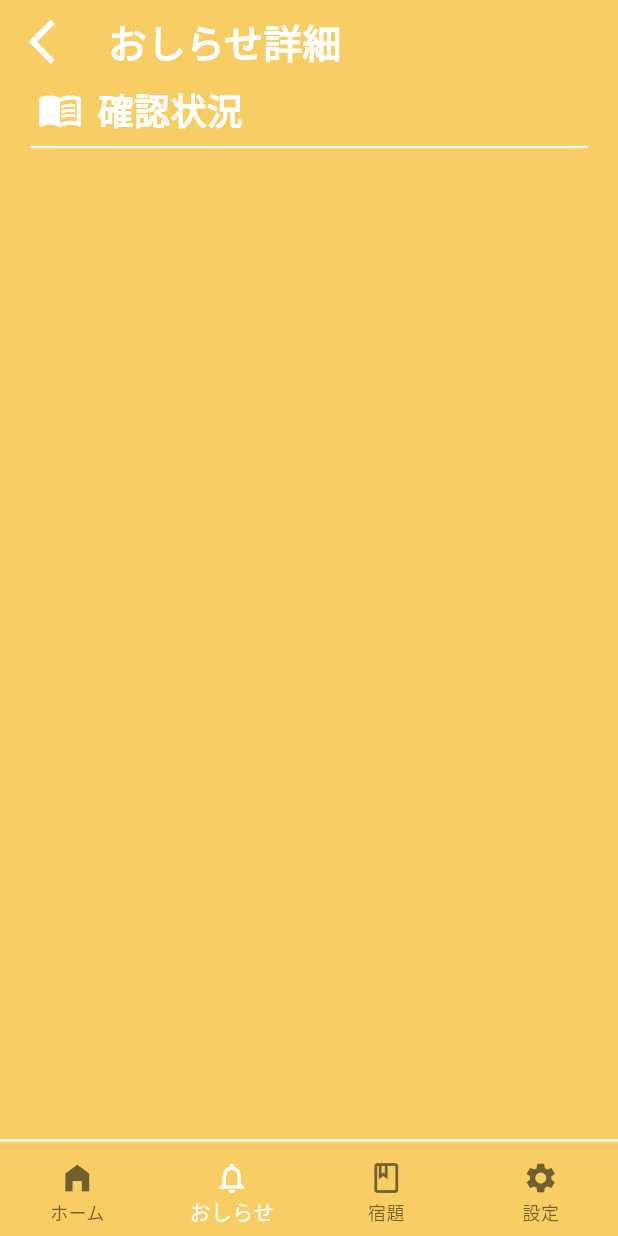
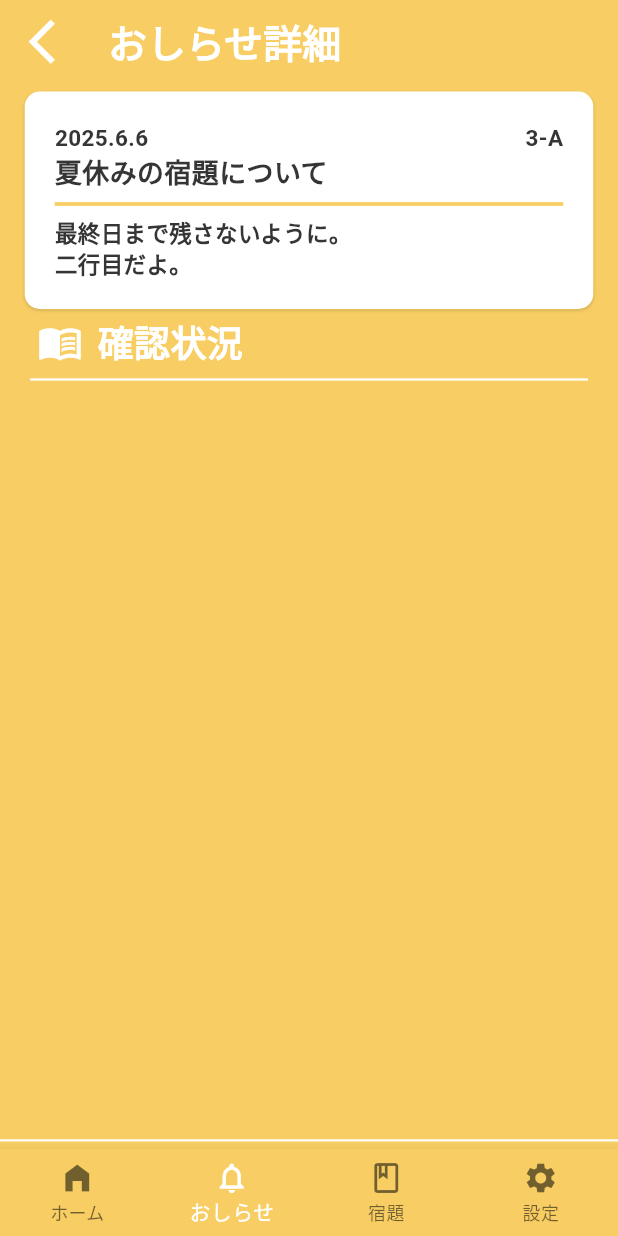
Before and after one commit to yadu2222/juninry, a Flutter app: the screen it shows after launch, on a phone screen of 412 x 824 dp. Run offline on Flutter 3.47's test engine with Material 3 defaults, Android fonts, the phone set to English and light mode, and no system bars; our stand-ins replace camera, go_router; Roboto replaces fonts that are missing (Noto Sans JP).

Commit message:
[add]おしらせ詳細タブ作成

```diff
--- a/lib/router/router.dart
+++ b/lib/router/router.dart
@@ -70,7 +70,7 @@ final router = GoRouter(
                 path: '/detail',
                 pageBuilder: (context, state) => NoTransitionPage(
                   key: state.pageKey,
-                  child: const PageNoticeDetail(),
+                  child: PageNoticeDetail(),
                 ),
               )
             ],
--- a/lib/view/components/molecule/divider.dart
+++ b/lib/view/components/molecule/divider.dart
@@ -3,14 +3,15 @@ import '../../../constant/fonts.dart';
 
 // タイトルと区切り線
 class DividerView extends StatelessWidget {
-  const DividerView({Key? key, this.icon, this.title, this.dividColor = Colors.white, this.indent = 20, this.endIndent = 20}) : super(key: key);
+  const DividerView({Key? key, this.icon, this.title, this.dividColor = Colors.white, this.indent = 20, this.endIndent = 20, this.dividWeight = 1.5}) : super(key: key);
 
   // null許容
   final IconData? icon; // 表示したいアイコン
-  final String? title;  // タイトル
-  final Color dividColor;   // 線の色
-  final double indent;      // 線の左の空白
-  final double endIndent;   // 線の右の空白
+  final String? title; // タイトル
+  final Color dividColor; // 線の色
+  final double indent; // 線の左の空白
+  final double endIndent; // 線の右の空白
+  final double dividWeight;
 
   @override
   Widget build(BuildContext context) {
@@ -28,7 +29,7 @@ class DividerView extends StatelessWidget {
         ),
         Container(margin: const EdgeInsets.only(left: 10), child: title != null ? Text(title!, style: Fonts.h2w) : const SizedBox.shrink())
       ]),
-      Divider(thickness: 1.5, indent: indent, endIndent: endIndent, color: dividColor)
+      Divider(thickness: dividWeight, indent: indent, endIndent: endIndent, color: dividColor)
     ]);
   }
 }
--- a/lib/view/components/molecule/notice_detail_tab.dart
+++ b/lib/view/components/molecule/notice_detail_tab.dart
@@ -2,9 +2,13 @@
 
 import 'package:flutter/material.dart';
 import 'package:juninry/view/components/atoms/listitem.dart';
+import '../molecule/divider.dart';
+
+import '../../../constant/fonts.dart';
+import '../../../constant/colors.dart';
 
 class NoticeDetailTab extends StatelessWidget {
-  const NoticeDetailTab({super.key, required this.tabData});
+  NoticeDetailTab({super.key, required this.tabData});
 
   // fields
   final Map tabData;
@@ -12,17 +16,42 @@ class NoticeDetailTab extends StatelessWidget {
   @override
   Widget build(BuildContext context) {
     return ListItem(
+        padding: EdgeInsets.all(20),
         widget: Column(
+          crossAxisAlignment: CrossAxisAlignment.start,
           children: [
             Row(
+              mainAxisAlignment: MainAxisAlignment.spaceBetween, //  両端寄せ
               children: [
-            // 日付
+                // ひづけ
+                Text(
+                  tabData["noticeDate"],
+                  style: Fonts.p,
+                ),
                 // クラス名
+                Text(
+                  tabData["className"],
+                  style: Fonts.p,
+                )
               ],
             ),
             // おてがみのタイトル
+            Text(
+              tabData["noticeTitle"],
+              style: Fonts.h4,
+            ),
             // バー
+            DividerView(
+              dividColor: AppColors.main,
+              dividWeight: 2.5,
+              indent: 0,
+              endIndent: 0,
+            ),
             // 本文
+            Text(
+              tabData["noticeExplanatory"],
+              style: Fonts.p,
+            )
           ],
         ));
   }
--- a/lib/view/pages/teacher/page_notice_detail.dart
+++ b/lib/view/pages/teacher/page_notice_detail.dart
@@ -1,13 +1,22 @@
 import 'package:flutter/material.dart';
 import 'package:juninry/view/components/atoms/appbar.dart';
 import 'package:juninry/view/components/atoms/listitem.dart';
+import 'package:juninry/view/components/molecule/notice_detail_tab.dart';
 import '../../components/molecule/divider.dart';
 
 class PageNoticeDetail extends StatelessWidget {
-  const PageNoticeDetail({super.key});
+  PageNoticeDetail({super.key});
 
   // fields
   final String title = "おしらせ詳細";
+
+  // sample
+  final Map sample = {
+    "noticeDate": "2025.6.6", // 日付
+    "className": "3-A", // クラスの名前
+    "noticeTitle": "夏休みの宿題について", // タイトル
+    "noticeExplanatory": "最終日まで残さないように。\n二行目だよ。", // 本文
+  };
 
   @override
   Widget build(BuildContext context) {
@@ -17,8 +26,9 @@ class PageNoticeDetail extends StatelessWidget {
           AppBarView(titleText: title), // app bar  // TODO: リンクアイコン
 
           // 最新のお知らせ
+          NoticeDetailTab(tabData: sample),
           // 明日までの宿題  TODO: バー
-          const DividerView(
+          DividerView(
             icon: Icons.menu_book_outlined,
             title: '確認状況',
           ),
```
Lines whose indentation alone changed are shown as unchanged.
